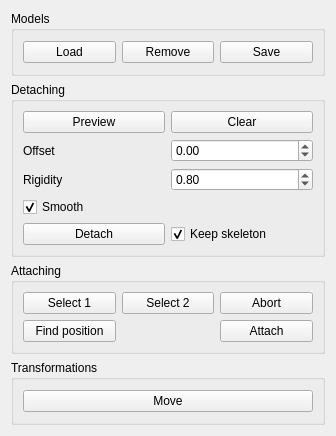
Old version of the form widgets/skinmixer_manager.ui in the repository stefanonuvoli/skinmixer.
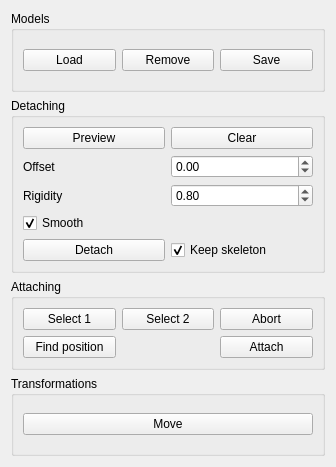
New version of the form.

Commit message: Find position

Diff of the .ui file:
```diff
--- a/widgets/skinmixer_manager.ui
+++ b/widgets/skinmixer_manager.ui
@@ -7,7 +7,7 @@
     <x>0</x>
     <y>0</y>
     <width>336</width>
-    <height>436</height>
+    <height>467</height>
    </rect>
   </property>
   <property name="windowTitle">
@@ -151,7 +151,7 @@
        </widget>
       </item>
       <item row="1" column="2">
-       <widget class="QPushButton" name="attachingFindPositionButton">
+       <widget class="QPushButton" name="attachingAttachButton">
         <property name="text">
          <string>Attach</string>
         </property>
@@ -165,7 +165,7 @@
        </widget>
       </item>
       <item row="1" column="0">
-       <widget class="QPushButton" name="attachingAttachButton">
+       <widget class="QPushButton" name="attachingFindPositionButton">
         <property name="text">
          <string>Find position</string>
         </property>
```
The commit also changes 7 other files.
